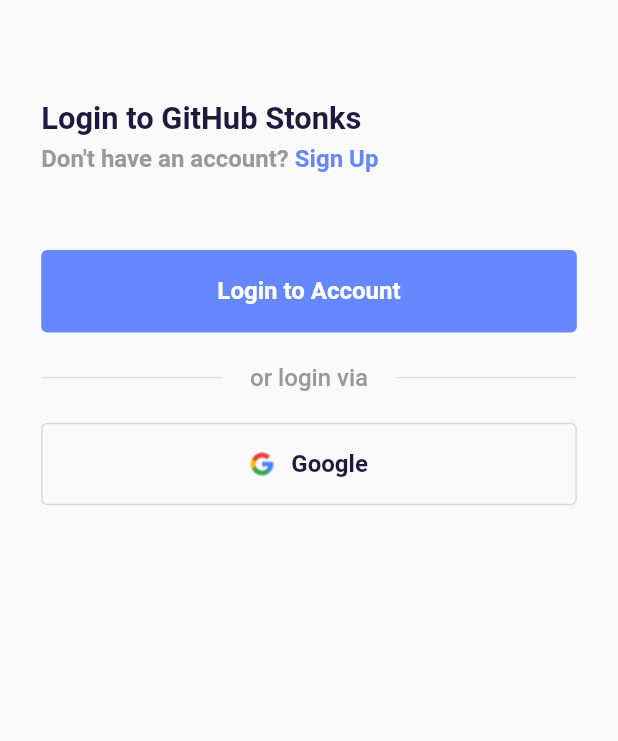
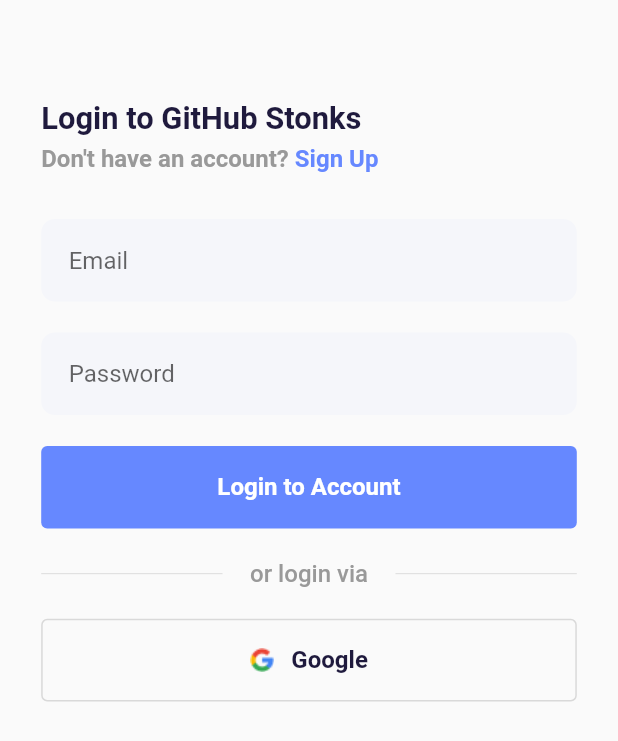
Before and after one commit to RivaanRanawat/github-stonks, a Flutter app: the LoginScreen screen opened directly, after a tap on "Login to Account", on a phone screen of 412 x 824 dp. Shown: the top 741 px of the screen. Run offline on Flutter 3.47's test engine with Material 2 defaults, Android fonts, the light colour scheme and no system bars; our stand-ins replace flutter_screenutil; network calls fail.

Commit message:
adding login from client side

```diff
--- a/lib/models/User.dart
+++ b/lib/models/User.dart
@@ -10,18 +10,21 @@
     required this.id,
     required this.email,
     required this.fullName,
+    required this.token
   });
 
   int budget;
   String id;
   String email;
   String fullName;
+  String token;
 
   factory User.fromJson(Map<String, dynamic> json) => User(
-        budget: json["budget"],
-        id: json["_id"],
-        email: json["email"],
-        fullName: json["fullName"],
+        budget: json["user"]["budget"],
+        id: json["user"]["_id"],
+        email: json["user"]["email"],
+        fullName: json["user"]["fullName"],
+        token: json["token"]
       );
 
   Map<String, dynamic> toJson() => {
--- a/lib/providers/UserProvider.dart
+++ b/lib/providers/UserProvider.dart
@@ -3,13 +3,14 @@
 import 'package:provider/provider.dart';
 
 class UserProvider extends ChangeNotifier {
-  User user = new User(budget: 0, email: '', fullName: '', id: '', );
+  User user = new User(budget: 0, email: '', fullName: '', id: '', token: '');
 
-  void setUserData(int budget, String email, String fullName, String id) {
+  void setUserData(int budget, String email, String fullName, String id, String token) {
     user.budget = budget;
     user.email = email;
     user.fullName = fullName;
     user.id = id;
+    user.token = token;
     notifyListeners();
   }
 
--- a/lib/screens/home_screen.dart
+++ b/lib/screens/home_screen.dart
@@ -10,7 +10,7 @@
     print("data + ${data.fullName}");
     return Scaffold(
       body: Center(
-        child: Text(data.fullName),
+        child: Text(data.id),
       ),
     );
   }
--- a/lib/screens/login_screen.dart
+++ b/lib/screens/login_screen.dart
@@ -1,10 +1,59 @@
 import 'package:flutter/material.dart';
+import 'package:github_stonks/models/User.dart';
+import 'package:github_stonks/providers/UserProvider.dart';
+import 'package:github_stonks/screens/home_screen.dart';
 import 'package:github_stonks/screens/signup_screen.dart';
 import 'package:github_stonks/universal_variables.dart';
 import 'package:github_stonks/widgets/text_field.dart';
 import 'package:flutter_screenutil/flutter_screenutil.dart';
+import 'package:http/http.dart' as http;
+import 'dart:convert' as convert;
+
+import 'package:provider/provider.dart';
 
 class LoginScreen extends StatelessWidget {
+  final TextEditingController emailController = TextEditingController();
+  final TextEditingController passwordController = TextEditingController();
+
+  void loginUser(BuildContext context) async {
+    try {
+      var uri = Uri.parse("http://localhost:3001/api/login");
+
+      var res = await http.post(uri,
+          headers: <String, String>{
+            'Content-Type': 'application/json; charset=UTF-8',
+          },
+          body: convert.jsonEncode(<String, String>{
+            "email": emailController.text,
+            "password": passwordController.text,
+          }));
+
+      var response = convert.jsonDecode(res.body);
+
+      switch (res.statusCode) {
+        case 200:
+          User user = userFromJson(res.body);
+          Provider.of<UserProvider>(context, listen: false).setUserData(
+              user.budget, user.email, user.fullName, user.id, user.token);
+          Navigator.of(context).pushReplacement(
+              MaterialPageRoute(builder: (context) => HomeScreen()));
+          break;
+        case 400:
+          ScaffoldMessenger.of(context).showSnackBar(SnackBar(
+            content: Text(response["msg"]),
+          ));
+          break;
+        case 500:
+          ScaffoldMessenger.of(context).showSnackBar(SnackBar(
+            content: Text(response["error"]),
+          ));
+          break;
+      }
+    } catch (err) {
+      print(err);
+    }
+  }
+
   @override
   Widget build(BuildContext context) {
     return Scaffold(
@@ -58,18 +107,18 @@
               SizedBox(
                 height: 24.h,
               ),
-              // getTextField(hint: "Email"),
-              // SizedBox(
-              //   height: 16.h,
-              // ),
-              // getTextField(hint: "Password"),
+              getTextField(hint: "Email", controller: emailController),
+              SizedBox(
+                height: 16.h,
+              ),
+              getTextField(hint: "Password", controller: passwordController),
               SizedBox(
                 height: 16.h,
               ),
               SizedBox(
                 width: double.infinity,
                 child: TextButton(
-                  onPressed: () {},
+                  onPressed: () => loginUser(context),
                   style: ButtonStyle(
                       backgroundColor: MaterialStateProperty.all(purpleColor),
                       foregroundColor: MaterialStateProperty.all(Colors.white),
--- a/lib/screens/signup_screen.dart
+++ b/lib/screens/signup_screen.dart
@@ -31,19 +31,14 @@
             "password": passwordController.text,
             "confirmPassword": confirmPasswordController.text
           }));
-      print(emailController.text);
-      print(passwordController.text);
-      print(fullNameController.text);
-      print(confirmPasswordController.text);
       var response = convert.jsonDecode(res.body);
 
       switch (res.statusCode) {
         case 200:
-          User user = userFromJson(res.body);
-          Provider.of<UserProvider>(context, listen: false)
-              .setUserData(user.budget, user.email, user.fullName, user.id);
+          ScaffoldMessenger.of(context)
+              .showSnackBar(SnackBar(content: Text("Account Created!")));
           Navigator.of(context).pushReplacement(
-              MaterialPageRoute(builder: (context) => HomeScreen()));
+              MaterialPageRoute(builder: (context) => LoginScreen()));
           break;
         case 400:
           ScaffoldMessenger.of(context).showSnackBar(SnackBar(
```
Also changed, not shown: 1 other file.
